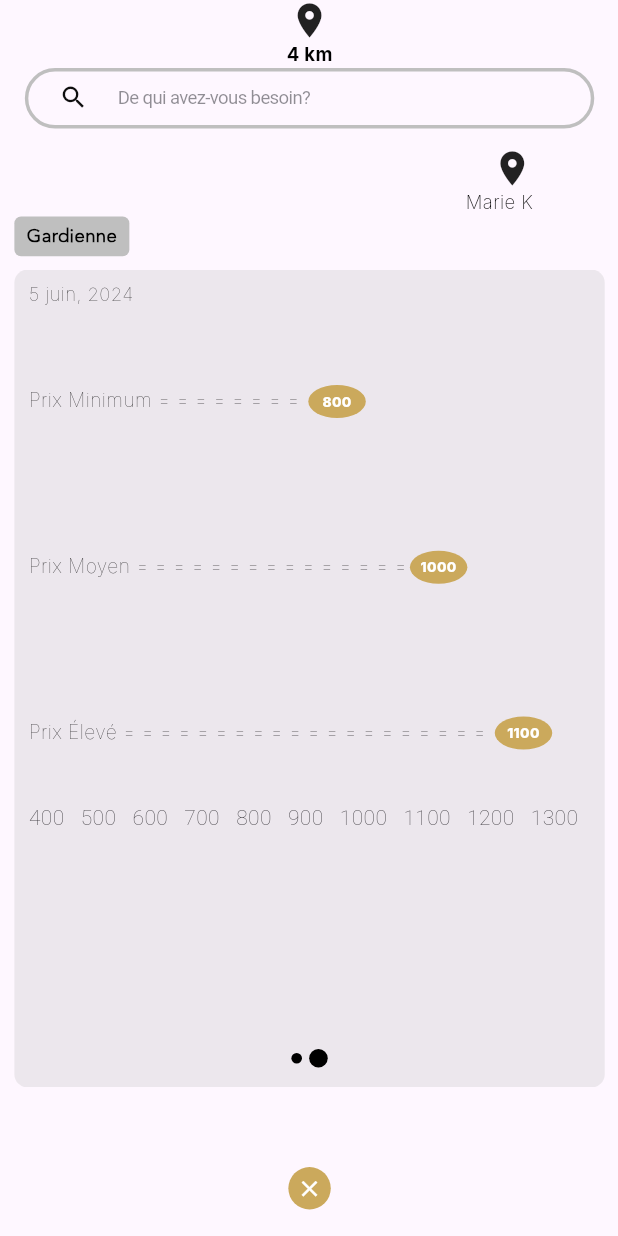
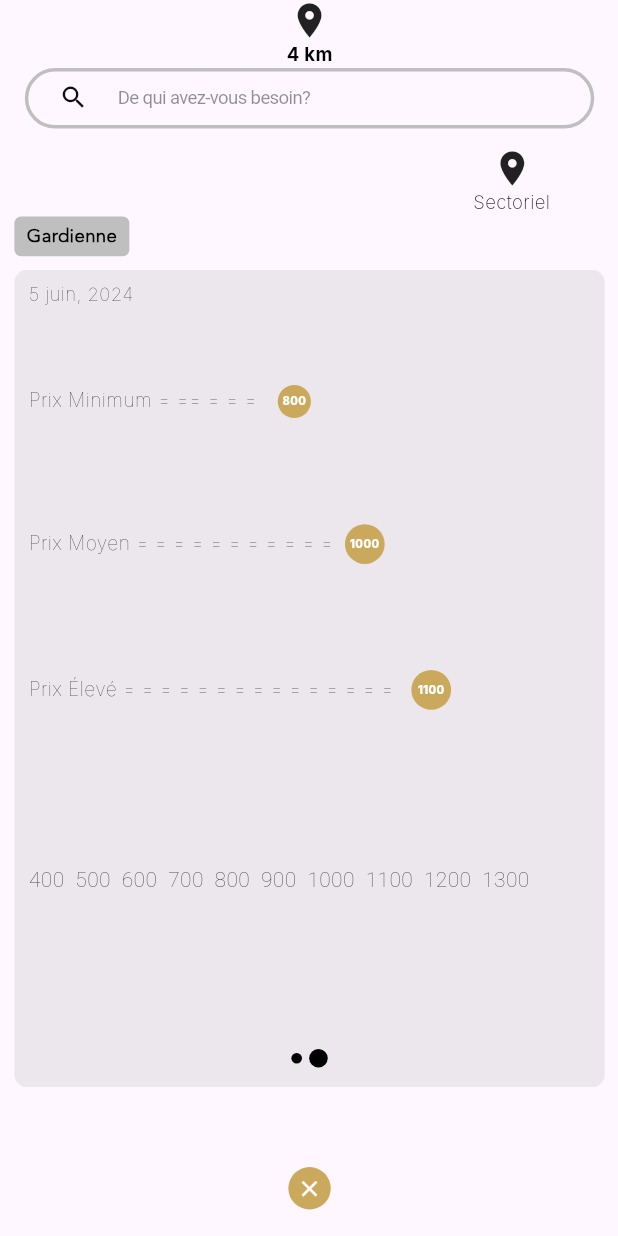
Before and after one commit to maazkhurshid60/bips-app, a Flutter app: the CashPriceView screen opened directly, swiped to page 2, on a phone screen of 412 x 824 dp. Run offline on Flutter 3.47's test engine with Material 3 defaults, Android fonts, the phone set to English and light mode, and no system bars; our stand-ins replace flutter_screenutil, flutter_svg, get; Roboto replaces fonts that are missing (Inter).

Commit message:
fix ui issue

```diff
--- a/lib/app/modules/home/views/cashprice_view.dart
+++ b/lib/app/modules/home/views/cashprice_view.dart
@@ -60,7 +60,7 @@ class CashPriceView extends GetView<HomeController> {
                     child: Icon(Icons.location_on_sharp, size: 31.h)),
               ),
               Padding(
-                padding: const EdgeInsets.only(right: 50.0).w,
+                padding: const EdgeInsets.only(right: 38.0).w,
                 child: Align(
                   alignment: Alignment.centerRight,
                   child: Obx(() => Text(
@@ -71,10 +71,7 @@ class CashPriceView extends GetView<HomeController> {
                           color: Colors.black,
                           fontSize: 14.sp,
                           fontFamily: 'Inter',
-                          fontWeight:
-                              controller.cashpriceCurrentIndex.value == 0
-                                  ? FontWeight.w200
-                                  : FontWeight.w500,
+                          fontWeight: FontWeight.w200,
                         ),
                       )),
                 ),
@@ -118,7 +115,7 @@ class CashPriceView extends GetView<HomeController> {
 
 List<Widget> items = [const Item1(), const Item2()];
 
-class ChartWidget extends GetView<DashboardController> {
+class ChartWidget extends GetView<HomeController> {
   const ChartWidget({
     super.key,
   });
@@ -202,7 +199,7 @@ class Item1 extends StatelessWidget {
               ),
             ],
           ),
-          SizedBox(height: 100.h),
+          SizedBox(height: 80.h),
           Row(
             mainAxisAlignment: MainAxisAlignment.start,
             crossAxisAlignment: CrossAxisAlignment.center,
@@ -238,7 +235,7 @@ class Item1 extends StatelessWidget {
               ),
             ],
           ),
-          SizedBox(height: 100.h),
+          SizedBox(height: 80.h),
           Row(
             mainAxisAlignment: MainAxisAlignment.start,
             crossAxisAlignment: CrossAxisAlignment.center,
@@ -327,7 +324,7 @@ class Item2 extends StatelessWidget {
             crossAxisAlignment: CrossAxisAlignment.center,
             children: [
               Text(
-                'Prix Minimum = = = = = = = = ',
+                'Prix Minimum = == = = = ',
                 style: TextStyle(
                   color: Colors.black,
                   fontSize: 12.86,
@@ -346,24 +343,24 @@ class Item2 extends StatelessWidget {
                   textAlign: TextAlign.center,
                   style: TextStyle(
                     color: Colors.white,
-                    fontSize: 10.37.sp,
+                    fontSize: 8.37.sp,
                     fontFamily: 'Inter',
                     fontWeight: FontWeight.w800,
                     height: 0,
                   ),
                 ),
                 decoration: const ShapeDecoration(
-                    color: AppColors.golden, shape: OvalBorder()),
+                    color: AppColors.golden, shape: CircleBorder()),
               ),
             ],
           ),
-          SizedBox(height: 100.h),
+          SizedBox(height: 80.h),
           Row(
             mainAxisAlignment: MainAxisAlignment.start,
             crossAxisAlignment: CrossAxisAlignment.center,
             children: [
               Text(
-                'Prix Moyen = = = = = = = = = = = = = = =',
+                'Prix Moyen = = = = = = = = = = =',
                 style: TextStyle(
                   color: Colors.black,
                   fontSize: 12.86,
@@ -374,7 +371,7 @@ class Item2 extends StatelessWidget {
               ),
               SizedBox(width: 2.w),
               Container(
-                height: 25.h,
+                height: 30.h,
                 alignment: Alignment.center,
                 width: 40.w,
                 child: Text(
@@ -382,24 +379,24 @@ class Item2 extends StatelessWidget {
                   textAlign: TextAlign.center,
                   style: TextStyle(
                     color: Colors.white,
-                    fontSize: 10.37.sp,
+                    fontSize: 8.37.sp,
                     fontFamily: 'Inter',
                     fontWeight: FontWeight.w800,
                     height: 0,
                   ),
                 ),
                 decoration: const ShapeDecoration(
-                    color: AppColors.golden, shape: OvalBorder()),
+                    color: AppColors.golden, shape: CircleBorder()),
               ),
             ],
           ),
-          SizedBox(height: 100.h),
+          SizedBox(height: 80.h),
           Row(
             mainAxisAlignment: MainAxisAlignment.start,
             crossAxisAlignment: CrossAxisAlignment.center,
             children: [
               Text(
-                'Prix Élevé = = = = = = = = = = = = = = = = = = = = ',
+                'Prix Élevé = = = = = = = = = = = = = = = ',
                 style: TextStyle(
                   color: Colors.black,
                   fontSize: 12.86,
@@ -410,7 +407,7 @@ class Item2 extends StatelessWidget {
               ),
               SizedBox(width: 2.w),
               Container(
-                height: 25.h,
+                height: 30.h,
                 alignment: Alignment.center,
                 width: 40.w,
                 child: Text(
@@ -418,22 +415,22 @@ class Item2 extends StatelessWidget {
                   textAlign: TextAlign.center,
                   style: TextStyle(
                     color: Colors.white,
-                    fontSize: 10.37.sp,
+                    fontSize: 8.37.sp,
                     fontFamily: 'Inter',
                     fontWeight: FontWeight.w800,
                     height: 0,
                   ),
                 ),
                 decoration: const ShapeDecoration(
-                    color: AppColors.golden, shape: OvalBorder()),
+                    color: AppColors.golden, shape: CircleBorder()),
               ),
             ],
           ),
-          SizedBox(height: 40.h),
+          Spacer(),
           Padding(
             padding: const EdgeInsets.symmetric(horizontal: 0).w,
             child: const Text(
-              "400   500   600   700   800   900   1000   1100   1200   1300",
+              "400  500  600  700  800  900  1000  1100  1200  1300",
               style: TextStyle(fontWeight: FontWeight.w100),
             ),
           ),
--- a/lib/app/modules/home/views/notification_view.dart
+++ b/lib/app/modules/home/views/notification_view.dart
@@ -183,7 +183,7 @@ class CustomNotificationRow extends StatelessWidget {
                 )
               ]),
           Spacer(),
-          Text("---")
+          Text("...")
         ],
       ),
     );
--- a/lib/app/modules/home/widgets/custom_pager.dart
+++ b/lib/app/modules/home/widgets/custom_pager.dart
@@ -88,7 +88,7 @@ class CustomPager extends GetView<HomeController> {
               crossAxisAlignment: CrossAxisAlignment.start,
               children: [
                 Padding(
-                  padding: EdgeInsets.only(left: 21.w, top: 140.h),
+                  padding: EdgeInsets.only(left: 21.w, top: 160.h),
                   child: Container(
                     width: 66.w,
                     height: 41.h,
@@ -99,7 +99,7 @@ class CustomPager extends GetView<HomeController> {
                 ),
                 SizedBox(width: 4.w),
                 Padding(
-                  padding: EdgeInsets.only(top: 140.h),
+                  padding: EdgeInsets.only(top: 160.h),
                   child: Column(
                     crossAxisAlignment: CrossAxisAlignment.start,
                     mainAxisAlignment: MainAxisAlignment.start,
@@ -132,7 +132,7 @@ class CustomPager extends GetView<HomeController> {
                 ),
                 const Spacer(),
                 Padding(
-                  padding: EdgeInsets.only(bottom: 34.h, right: 44.w),
+                  padding: EdgeInsets.only(bottom: 10.h, right: 44.w),
                   child: Column(children: [
                     GestureDetector(
                         onTap: () {
```
Also changed, not shown: lib/app/modules/home/views/credibility_view.dart (+45 -3 lines), lib/app/modules/home/views/switcher_view.dart (+11 -2 lines).
